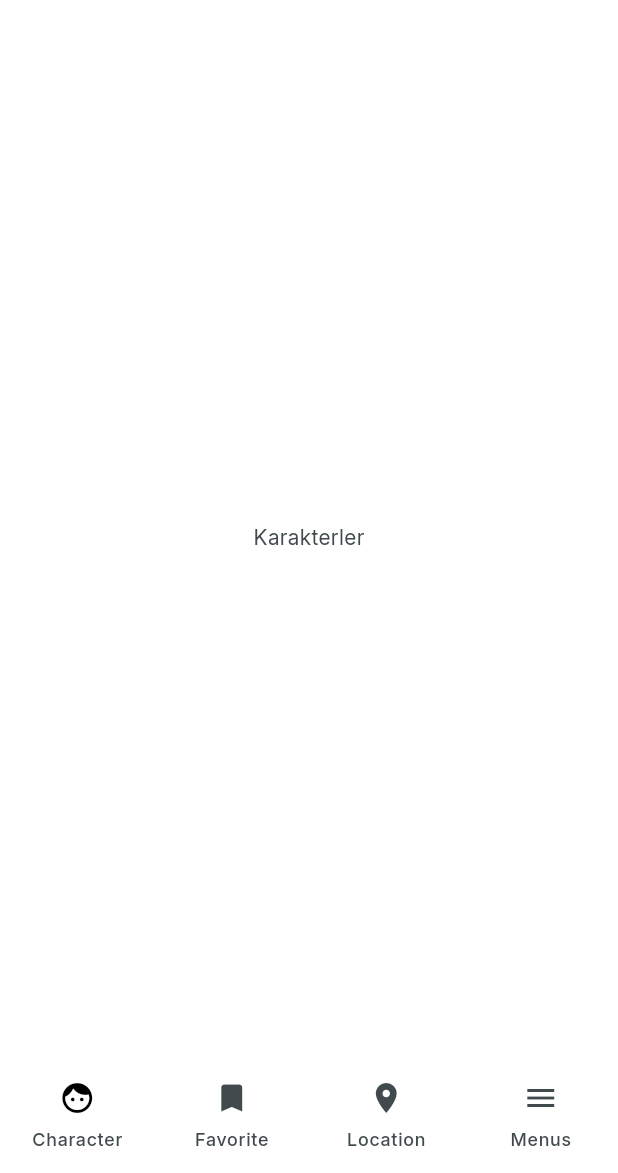
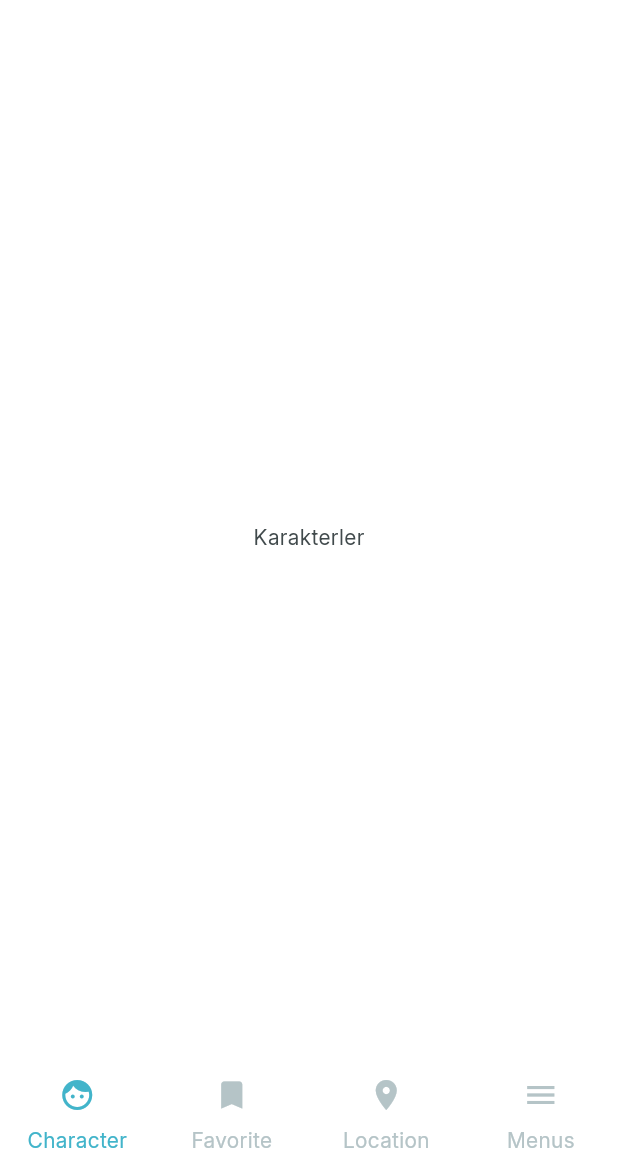
Before and after one commit to AceRy07/RickandMorty, a Flutter app: the screen it shows after launch, on a phone screen of 412 x 824 dp, the part 63-1236 px from its top. Run offline on Flutter 3.47's test engine with Material 3 defaults, Android fonts, the phone set to English and light mode, and no system bars; our stand-ins replace go_router.

Commit message:
NavigationBottomBarTheme

```diff
--- a/lib/views/appView.dart
+++ b/lib/views/appView.dart
@@ -2,7 +2,8 @@ import 'package:flutter/material.dart';
 import 'package:go_router/go_router.dart';
 
 class AppView extends StatelessWidget {
-  final StatefulNavigationShell navigationShell;  // navigationShell hangi sayfada olduğumuzu tutar.
+  final StatefulNavigationShell
+      navigationShell; // navigationShell hangi sayfada olduğumuzu tutar.
   const AppView({super.key, required this.navigationShell});
 
   @override
@@ -10,21 +11,63 @@ class AppView extends StatelessWidget {
     return Scaffold(
       appBar: _appBarWidget(),
       body: navigationShell,
-      bottomNavigationBar: NavigationBar(
-        selectedIndex: navigationShell.currentIndex,    // Seçili olan Index'i buraya bağlarız.
-          indicatorColor: Colors.transparent,
-          // goBranch daki Index değeri index'e atanır.
-          onDestinationSelected: (index) => navigationShell.goBranch(index),
-          // onDestinationSelected: navigationShell.goBranch,
-          destinations: const [
-            NavigationDestination(icon: Icon(Icons.face), label: 'Character'),
-            NavigationDestination(
-                icon: Icon(Icons.bookmark), label: 'Favorite'),
-            NavigationDestination(
-                icon: Icon(Icons.location_on), label: 'Location'),
-            NavigationDestination(icon: Icon(Icons.menu), label: 'Menus'),
-          ]),
+      bottomNavigationBar: NavigationBarTheme(
+        data: NavigationBarThemeData(
+            labelTextStyle: WidgetStateTextStyle.resolveWith(
+          (states) {
+            if (states.contains((WidgetState.selected))) {
+              return TextStyle(color: Theme.of(context).colorScheme.primary);
+            }
+
+            return TextStyle(color: Theme.of(context).colorScheme.tertiary);
+          },
+        )),
+        child: NavigationBar(
+            selectedIndex: navigationShell
+                .currentIndex, // Seçili olan Index'i buraya bağlarız.
+            indicatorColor: Colors.transparent,
+            // goBranch daki Index değeri index'e atanır.
+            // onDestinationSelected: (index) => navigationShell.goBranch(index),
+            onDestinationSelected: navigationShell.goBranch,
+            destinations: [
+              _menuItem(context,
+                  index: 0,
+                  currentIndex: navigationShell.currentIndex,
+                  label: "Character",
+                  icon: Icons.face),
+              _menuItem(context,
+                  index: 1,
+                  currentIndex: navigationShell.currentIndex,
+                  label: "Favorite",
+                  icon: Icons.bookmark),
+              _menuItem(context,
+                  index: 2,
+                  currentIndex: navigationShell.currentIndex,
+                  label: "Location",
+                  icon: Icons.location_on),
+              _menuItem(context,
+                  index: 3,
+                  currentIndex: navigationShell.currentIndex,
+                  label: "Menus",
+                  icon: Icons.menu),
+            ]),
+      ),
     );
+  }
+
+  Widget _menuItem(BuildContext context,
+      {required int index,
+      required int currentIndex,
+      required String label,
+      required IconData icon}) {
+    return NavigationDestination(
+        icon: Icon(
+          icon,
+          color: currentIndex == index
+              ? Theme.of(context).colorScheme.primary
+              : Theme.of(context).colorScheme.tertiary,
+        ),
+        label: label);
   }
 
   // '_' ile başlanırsa private özellik alır diğer yerlerden ulaşılamaz.
```
